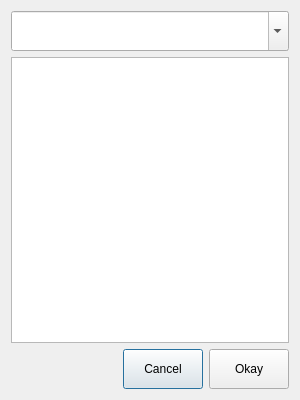
The window that cfiledialog.ui (AFunProgrammer/imageutility) describes before a commit, drawn with Qt 5.
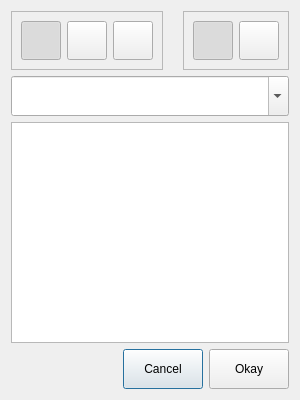
The same window after the commit. Icons and pictures are not drawn.

```diff
--- a/cfiledialog.ui
+++ b/cfiledialog.ui
@@ -21,6 +21,237 @@
   </property>
   <layout class="QGridLayout" name="gridLayout">
    <item row="0" column="0">
+    <layout class="QHBoxLayout" name="horizontalLayout_3">
+     <property name="spacing">
+      <number>6</number>
+     </property>
+     <property name="bottomMargin">
+      <number>0</number>
+     </property>
+     <item>
+      <widget class="QFrame" name="frmSortBy">
+       <property name="sizePolicy">
+        <sizepolicy hsizetype="MinimumExpanding" vsizetype="Minimum">
+         <horstretch>0</horstretch>
+         <verstretch>0</verstretch>
+        </sizepolicy>
+       </property>
+       <property name="minimumSize">
+        <size>
+         <width>0</width>
+         <height>40</height>
+        </size>
+       </property>
+       <property name="baseSize">
+        <size>
+         <width>0</width>
+         <height>0</height>
+        </size>
+       </property>
+       <property name="frameShape">
+        <enum>QFrame::StyledPanel</enum>
+       </property>
+       <property name="frameShadow">
+        <enum>QFrame::Raised</enum>
+       </property>
+       <layout class="QHBoxLayout" name="horizontalLayout_2">
+        <item>
+         <widget class="QToolButton" name="btnSortName">
+          <property name="minimumSize">
+           <size>
+            <width>36</width>
+            <height>36</height>
+           </size>
+          </property>
+          <property name="text">
+           <string/>
+          </property>
+          <property name="icon">
+           <iconset>
+            <normalon>:/image/sortname</normalon>
+           </iconset>
+          </property>
+          <property name="iconSize">
+           <size>
+            <width>32</width>
+            <height>32</height>
+           </size>
+          </property>
+          <property name="checkable">
+           <bool>true</bool>
+          </property>
+          <property name="checked">
+           <bool>true</bool>
+          </property>
+          <property name="autoExclusive">
+           <bool>true</bool>
+          </property>
+         </widget>
+        </item>
+        <item>
+         <widget class="QToolButton" name="btnSortType">
+          <property name="minimumSize">
+           <size>
+            <width>36</width>
+            <height>36</height>
+           </size>
+          </property>
+          <property name="text">
+           <string/>
+          </property>
+          <property name="icon">
+           <iconset>
+            <normalon>:/image/sorttype</normalon>
+           </iconset>
+          </property>
+          <property name="iconSize">
+           <size>
+            <width>32</width>
+            <height>32</height>
+           </size>
+          </property>
+          <property name="checkable">
+           <bool>true</bool>
+          </property>
+          <property name="autoExclusive">
+           <bool>true</bool>
+          </property>
+         </widget>
+        </item>
+        <item>
+         <widget class="QToolButton" name="btnSortDate">
+          <property name="minimumSize">
+           <size>
+            <width>36</width>
+            <height>36</height>
+           </size>
+          </property>
+          <property name="text">
+           <string/>
+          </property>
+          <property name="icon">
+           <iconset>
+            <normalon>:/image/sortdate</normalon>
+           </iconset>
+          </property>
+          <property name="iconSize">
+           <size>
+            <width>32</width>
+            <height>32</height>
+           </size>
+          </property>
+          <property name="checkable">
+           <bool>true</bool>
+          </property>
+          <property name="autoExclusive">
+           <bool>true</bool>
+          </property>
+         </widget>
+        </item>
+       </layout>
+      </widget>
+     </item>
+     <item>
+      <spacer name="hspcSort">
+       <property name="orientation">
+        <enum>Qt::Horizontal</enum>
+       </property>
+       <property name="sizeHint" stdset="0">
+        <size>
+         <width>40</width>
+         <height>20</height>
+        </size>
+       </property>
+      </spacer>
+     </item>
+     <item>
+      <widget class="QFrame" name="frmSortOrder">
+       <property name="sizePolicy">
+        <sizepolicy hsizetype="MinimumExpanding" vsizetype="Minimum">
+         <horstretch>0</horstretch>
+         <verstretch>0</verstretch>
+        </sizepolicy>
+       </property>
+       <property name="minimumSize">
+        <size>
+         <width>0</width>
+         <height>40</height>
+        </size>
+       </property>
+       <property name="frameShape">
+        <enum>QFrame::StyledPanel</enum>
+       </property>
+       <property name="frameShadow">
+        <enum>QFrame::Raised</enum>
+       </property>
+       <layout class="QHBoxLayout" name="horizontalLayout_4">
+        <item>
+         <widget class="QToolButton" name="btnSortAsc">
+          <property name="minimumSize">
+           <size>
+            <width>36</width>
+            <height>36</height>
+           </size>
+          </property>
+          <property name="text">
+           <string/>
+          </property>
+          <property name="icon">
+           <iconset resource="cfiledialog.qrc">
+            <normaloff>:/image/sortasc</normaloff>:/image/sortasc</iconset>
+          </property>
+          <property name="iconSize">
+           <size>
+            <width>32</width>
+            <height>32</height>
+           </size>
+          </property>
+          <property name="checkable">
+           <bool>true</bool>
+          </property>
+          <property name="checked">
+           <bool>true</bool>
+          </property>
+          <property name="autoExclusive">
+           <bool>true</bool>
+          </property>
+         </widget>
+        </item>
+        <item>
+         <widget class="QToolButton" name="btnSortDsc">
+          <property name="minimumSize">
+           <size>
+            <width>36</width>
+            <height>36</height>
+           </size>
+          </property>
+          <property name="text">
+           <string/>
+          </property>
+          <property name="icon">
+           <iconset resource="cfiledialog.qrc">
+            <normaloff>:/image/sortdsc</normaloff>:/image/sortdsc</iconset>
+          </property>
+          <property name="iconSize">
+           <size>
+            <width>32</width>
+            <height>32</height>
+           </size>
+          </property>
+          <property name="checkable">
+           <bool>true</bool>
+          </property>
+          <property name="autoExclusive">
+           <bool>true</bool>
+          </property>
+         </widget>
+        </item>
+       </layout>
+      </widget>
+     </item>
+    </layout>
+   </item>
+   <item row="2" column="0">
     <widget class="QComboBox" name="cbPathList">
      <property name="minimumSize">
       <size>
@@ -36,14 +267,7 @@
      </property>
     </widget>
    </item>
-   <item row="1" column="0">
-    <widget class="QListView" name="lvDirectory">
-     <property name="editTriggers">
-      <set>QAbstractItemView::NoEditTriggers</set>
-     </property>
-    </widget>
-   </item>
-   <item row="2" column="0">
+   <item row="4" column="0">
     <layout class="QHBoxLayout" name="horizontalLayout">
      <property name="bottomMargin">
       <number>0</number>
@@ -89,6 +313,13 @@
      </item>
     </layout>
    </item>
+   <item row="3" column="0">
+    <widget class="QListView" name="lvDirectory">
+     <property name="editTriggers">
+      <set>QAbstractItemView::NoEditTriggers</set>
+     </property>
+    </widget>
+   </item>
   </layout>
  </widget>
  <resources/>
```
Left out of the diff: 9 changed lines with no effect on the pictures.
